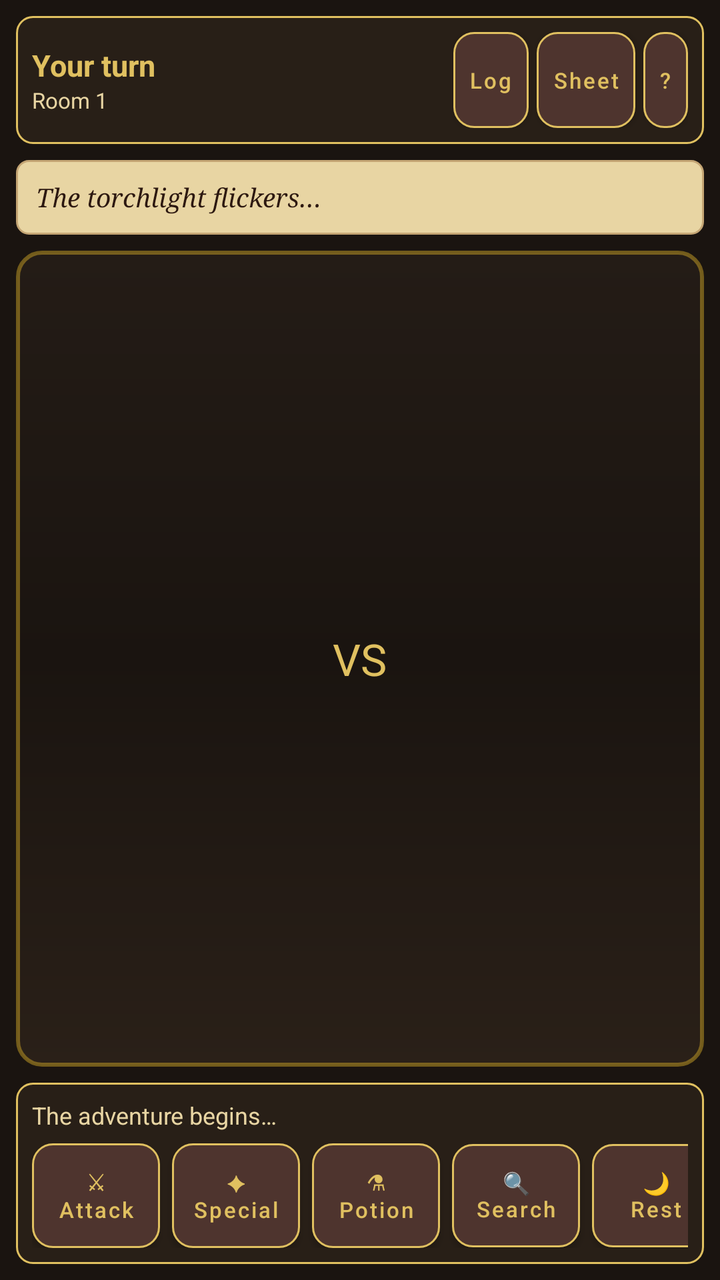
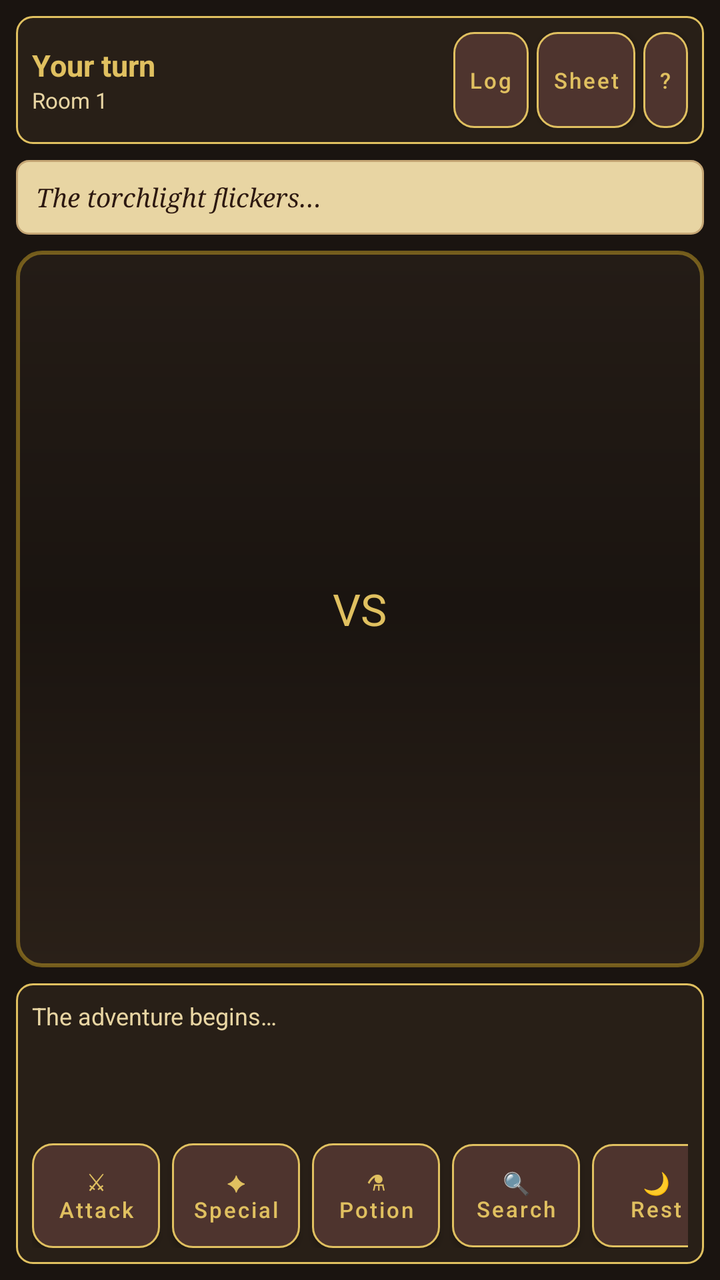

The first picture is an Android layout as it rendered before a commit; the second is the same layout after the commit. The layout source and the unified diff follow.
<!-- AndroidManifest.xml: activity theme Theme.DnDBeginnerRemote -->
<!-- res/layout/activity_main.xml -->
<?xml version="1.0" encoding="utf-8"?>
<RelativeLayout xmlns:android="http://schemas.android.com/apk/res/android"
    android:layout_width="match_parent"
    android:layout_height="match_parent"
    android:background="@color/dungeon_bg"
    android:padding="8dp">

    
    <LinearLayout
        android:id="@+id/topBar"
        android:layout_width="match_parent"
        android:layout_height="wrap_content"
        android:layout_alignParentTop="true"
        android:orientation="horizontal"
        android:gravity="center_vertical"
        android:background="@drawable/bg_dungeon_panel"
        android:padding="8dp">

        <LinearLayout
            android:layout_width="0dp"
            android:layout_height="wrap_content"
            android:layout_weight="1"
            android:orientation="vertical">

            <TextView
                android:id="@+id/turnBanner"
                android:layout_width="match_parent"
                android:layout_height="wrap_content"
                android:text="Your turn"
                android:textColor="@color/gold"
                android:textStyle="bold"
                android:textSize="15sp" />

            <TextView
                android:id="@+id/playerStatusText"
                android:layout_width="match_parent"
                android:layout_height="wrap_content"
                android:text="Room 1"
                android:textColor="@color/parchment"
                android:textSize="11sp"
                android:maxLines="1"
                android:ellipsize="end" />
        </LinearLayout>

        <Button
            android:id="@+id/btnJournal"
            style="@style/Widget.DnD.ActionButton"
            android:layout_width="wrap_content"
            android:layout_height="wrap_content"
            android:minWidth="0dp"
            android:text="Log"
            android:textSize="11sp"
            android:maxLines="1" />

        <Button
            android:id="@+id/btnSheet"
            style="@style/Widget.DnD.ActionButton"
            android:layout_width="wrap_content"
            android:layout_height="wrap_content"
            android:minWidth="0dp"
            android:layout_marginStart="4dp"
            android:text="Sheet"
            android:textSize="11sp"
            android:maxLines="1" />

        <Button
            android:id="@+id/btnHelp"
            style="@style/Widget.DnD.ActionButton"
            android:layout_width="wrap_content"
            android:layout_height="wrap_content"
            android:minWidth="0dp"
            android:layout_marginStart="4dp"
            android:text="?"
            android:textSize="11sp"
            android:maxLines="1" />
    </LinearLayout>

    
    <TextView
        android:id="@+id/roomDescText"
        android:layout_width="match_parent"
        android:layout_height="wrap_content"
        android:layout_below="@id/topBar"
        android:layout_marginTop="8dp"
        android:background="@drawable/bg_parchment"
        android:padding="10dp"
        android:text="The torchlight flickers…"
        android:textColor="@color/ink"
        android:textSize="13sp"
        android:fontFamily="serif"
        android:textStyle="italic"
        android:maxLines="3"
        android:ellipsize="end" />

    
    <LinearLayout
        android:id="@+id/battleArena"
        android:layout_width="match_parent"
        android:layout_height="match_parent"
        android:layout_below="@id/roomDescText"
        android:layout_above="@id/bottomControls"
        android:layout_marginTop="8dp"
        android:layout_marginBottom="8dp"
        android:orientation="horizontal"
        android:padding="12dp"
        android:gravity="center"
        android:background="@drawable/bg_battle_stage">

        <LinearLayout
            android:id="@+id/partyColumn"
            android:layout_width="0dp"
            android:layout_height="match_parent"
            android:layout_weight="1"
            android:orientation="vertical"
            android:gravity="center_vertical|start" />

        <TextView
            android:layout_width="wrap_content"
            android:layout_height="wrap_content"
            android:text="VS"
            android:textSize="22sp"
            android:textColor="@color/gold"
            android:padding="6dp" />

        <LinearLayout
            android:id="@+id/enemyColumn"
            android:layout_width="0dp"
            android:layout_height="match_parent"
            android:layout_weight="1"
            android:orientation="vertical"
            android:gravity="center_vertical|end" />
    </LinearLayout>

    
    <LinearLayout
        android:id="@+id/bottomControls"
        android:layout_width="match_parent"
        android:layout_height="wrap_content"
        android:layout_alignParentBottom="true"
        android:orientation="vertical"
        android:background="@drawable/bg_dungeon_panel"
        android:padding="8dp">

        <TextView
            android:id="@+id/combatLogText"
            android:layout_width="match_parent"
            android:layout_height="wrap_content"
            android:text="The adventure begins…"
            android:textColor="@color/parchment"
            android:textSize="12sp"
            android:maxLines="2"
            android:ellipsize="end"
            android:paddingBottom="6dp" />

        
        <LinearLayout
            android:id="@+id/chatRow"
            android:layout_width="match_parent"
            android:layout_height="wrap_content"
            android:orientation="horizontal"
            android:visibility="gone">
            <EditText
                android:id="@+id/chatInput"
                android:layout_width="0dp"
                android:layout_height="wrap_content"
                android:layout_weight="1"
                android:hint="Say something…"
                android:textColor="@color/parchment"
                android:textColorHint="#80E8D5A3"
                android:textSize="12sp" />
            <Button
                android:id="@+id/btnSendChat"
                style="@style/Widget.DnD.ActionButton"
                android:layout_width="wrap_content"
                android:layout_height="40dp"
                android:text="Send" />
        </LinearLayout>

        <HorizontalScrollView
            android:layout_width="match_parent"
            android:layout_height="wrap_content"
            android:scrollbars="none">
            <LinearLayout
                android:layout_width="wrap_content"
                android:layout_height="wrap_content"
                android:orientation="horizontal"
                android:gravity="center">

                <Button
                    android:id="@+id/btnAttack"
                    style="@style/Widget.DnD.ActionButton"
                    android:layout_width="wrap_content"
                    android:layout_height="wrap_content"
                    android:minWidth="64dp"
                    android:text="⚔&#10;Attack"
                    android:textSize="11sp"
                    android:layout_marginEnd="6dp" />
                <Button
                    android:id="@+id/btnSpecial"
                    style="@style/Widget.DnD.ActionButton"
                    android:layout_width="wrap_content"
                    android:layout_height="wrap_content"
                    android:minWidth="64dp"
                    android:text="✦&#10;Special"
                    android:textSize="11sp"
                    android:layout_marginEnd="6dp" />
                <Button
                    android:id="@+id/btnHeal"
                    style="@style/Widget.DnD.ActionButton"
                    android:layout_width="wrap_content"
                    android:layout_height="wrap_content"
                    android:minWidth="64dp"
                    android:text="⚗&#10;Potion"
                    android:textSize="11sp"
                    android:layout_marginEnd="6dp" />
                <Button
                    android:id="@+id/btnInteract"
                    style="@style/Widget.DnD.ActionButton"
                    android:layout_width="wrap_content"
                    android:layout_height="wrap_content"
                    android:minWidth="64dp"
                    android:text="🔍&#10;Search"
                    android:textSize="11sp"
                    android:layout_marginEnd="6dp" />
                <Button
                    android:id="@+id/btnRest"
                    style="@style/Widget.DnD.ActionButton"
                    android:layout_width="wrap_content"
                    android:layout_height="wrap_content"
                    android:minWidth="64dp"
                    android:text="🌙&#10;Rest"
                    android:textSize="11sp"
                    android:layout_marginEnd="6dp" />
                <Button
                    android:id="@+id/btnReset"
                    style="@style/Widget.DnD.ActionButton"
                    android:layout_width="wrap_content"
                    android:layout_height="wrap_content"
                    android:minWidth="64dp"
                    android:text="Reset"
                    android:textSize="11sp"
                    android:visibility="gone" />
                
                <Button android:id="@+id/id_spacer1" android:layout_width="0dp" android:layout_height="0dp" android:visibility="gone" />
            </LinearLayout>
        </HorizontalScrollView>
    </LinearLayout>

    
    <ScrollView
        android:id="@+id/logScrollView"
        android:layout_width="0dp"
        android:layout_height="0dp"
        android:visibility="gone" />
</RelativeLayout>
<!-- resources referenced by this layout -->
<resources>
  <color name="dungeon_bg">#FF1A1410</color>
  <color name="gold">#FFE0C060</color>
  <color name="ink">#FF2C1810</color>
  <color name="parchment">#FFE8D5A3</color>
  <!-- drawable bg_battle_stage (drawable) -->
  <?xml version="1.0" encoding="utf-8"?>
  <shape xmlns:android="http://schemas.android.com/apk/res/android" android:shape="rectangle">
      <gradient
          android:startColor="#FF241C16"
          android:centerColor="#FF1A1410"
          android:endColor="#FF2A2018"
          android:angle="270"/>
      <stroke android:width="2dp" android:color="#80C9A227"/>
      <corners android:radius="12dp"/>
  </shape>
  <!-- drawable bg_dungeon_panel (drawable) -->
  <?xml version="1.0" encoding="utf-8"?>
  <shape xmlns:android="http://schemas.android.com/apk/res/android" android:shape="rectangle">
      <solid android:color="@color/dungeon_panel"/>
      <stroke android:width="1dp" android:color="@color/gold"/>
      <corners android:radius="8dp"/>
  </shape>
  <!-- drawable bg_parchment (drawable) -->
  <?xml version="1.0" encoding="utf-8"?>
  <shape xmlns:android="http://schemas.android.com/apk/res/android" android:shape="rectangle">
      <solid android:color="@color/parchment"/>
      <stroke android:width="1dp" android:color="@color/parchment_dark"/>
      <corners android:radius="6dp"/>
  </shape>
  <style name="Widget.DnD.ActionButton" parent="Widget.MaterialComponents.Button">
          <item name="android:background">@drawable/bg_action_btn</item>
          <item name="android:textColor">@color/gold</item>
          <item name="android:textAllCaps">false</item>
          <item name="android:textSize">11sp</item>
          <item name="android:minWidth">0dp</item>
          <item name="android:minHeight">48dp</item>
          <item name="android:paddingStart">8dp</item>
          <item name="android:paddingEnd">8dp</item>
          <item name="android:paddingTop">6dp</item>
          <item name="android:paddingBottom">6dp</item>
          <item name="android:gravity">center</item>
          <item name="android:maxLines">2</item>
          <item name="backgroundTint">@null</item>
      </style>
  <style name="Theme.DnDBeginnerRemote" parent="Theme.MaterialComponents.DayNight.NoActionBar">
          <item name="colorPrimary">@color/gold</item>
          <item name="colorPrimaryVariant">@color/purple_700</item>
          <item name="colorOnPrimary">@color/ink</item>
          <item name="colorSecondary">@color/parchment_dark</item>
          <item name="colorSecondaryVariant">@color/stone</item>
          <item name="colorOnSecondary">@color/parchment</item>
          <item name="android:statusBarColor">@color/dungeon_bg</item>
          <item name="android:windowBackground">@color/dungeon_bg</item>
          <item name="android:navigationBarColor">@color/dungeon_bg</item>
          <item name="android:textColorPrimary">@color/parchment</item>
          
      </style>
  <color name="dungeon_panel">#E62A2118</color>
  <color name="parchment_dark">#FFC4A574</color>
  <color name="purple_700">#FF3E2723</color>
  <color name="stone">#FF3A322C</color>
  <!-- unchanged entries left out for length: 1 -->
</resources>

<!-- the commit's change to res/layout/activity_main.xml (unified diff, before → after) -->
@@ -141,16 +141,23 @@
         android:background="@drawable/bg_dungeon_panel"
         android:padding="8dp">
 
-        <TextView
-            android:id="@+id/combatLogText"
+        <ScrollView
+            android:id="@+id/combatLogScroll"
             android:layout_width="match_parent"
-            android:layout_height="wrap_content"
-            android:text="The adventure begins…"
-            android:textColor="@color/parchment"
-            android:textSize="12sp"
-            android:maxLines="2"
-            android:ellipsize="end"
-            android:paddingBottom="6dp" />
+            android:layout_height="72dp"
+            android:fillViewport="true"
+            android:scrollbars="vertical"
+            android:fadeScrollbars="false"
+            android:paddingBottom="6dp">
+            <TextView
+                android:id="@+id/combatLogText"
+                android:layout_width="match_parent"
+                android:layout_height="wrap_content"
+                android:text="The adventure begins…"
+                android:textColor="@color/parchment"
+                android:textSize="12sp"
+                android:lineSpacingExtra="2dp" />
+        </ScrollView>
 
         
         <LinearLayout
@@ -252,4 +259,82 @@
         android:layout_width="0dp"
         android:layout_height="0dp"
         android:visibility="gone" />
+
+    <include
+        layout="@layout/overlay_dice"
+        android:layout_width="match_parent"
+        android:layout_height="match_parent" />
 </RelativeLayout>
+<!-- res/layout/overlay_dice.xml (included above) -->
+<?xml version="1.0" encoding="utf-8"?>
+<FrameLayout xmlns:android="http://schemas.android.com/apk/res/android"
+    android:id="@+id/diceOverlayRoot"
+    android:layout_width="match_parent"
+    android:layout_height="match_parent"
+    android:clickable="false"
+    android:focusable="false"
+    android:visibility="gone">
+
+    <LinearLayout
+        android:layout_width="wrap_content"
+        android:layout_height="wrap_content"
+        android:layout_gravity="center"
+        android:orientation="vertical"
+        android:gravity="center_horizontal"
+        android:background="@drawable/bg_dice_panel"
+        android:padding="16dp"
+        android:elevation="8dp"
+        android:minWidth="200dp">
+
+        <TextView
+            android:id="@+id/diceTitle"
+            android:layout_width="wrap_content"
+            android:layout_height="wrap_content"
+            android:text="Attack Roll"
+            android:textColor="@color/gold"
+            android:textStyle="bold"
+            android:textSize="14sp"
+            android:paddingBottom="8dp" />
+
+        <LinearLayout
+            android:layout_width="wrap_content"
+            android:layout_height="wrap_content"
+            android:orientation="horizontal"
+            android:gravity="center">
+
+            <TextView
+                android:id="@+id/diceD20"
+                android:layout_width="64dp"
+                android:layout_height="64dp"
+                android:gravity="center"
+                android:background="@drawable/bg_die_face"
+                android:text="d20"
+                android:textColor="@color/parchment"
+                android:textSize="22sp"
+                android:textStyle="bold"
+                android:layout_marginEnd="10dp" />
+
+            <TextView
+                android:id="@+id/diceDamage"
+                android:layout_width="64dp"
+                android:layout_height="64dp"
+                android:gravity="center"
+                android:background="@drawable/bg_die_face"
+                android:text="—"
+                android:textColor="@color/parchment"
+                android:textSize="18sp"
+                android:textStyle="bold"
+                android:visibility="gone" />
+        </LinearLayout>
+
+        <TextView
+            android:id="@+id/diceSummary"
+            android:layout_width="wrap_content"
+            android:layout_height="wrap_content"
+            android:layout_marginTop="10dp"
+            android:gravity="center"
+            android:maxWidth="260dp"
+            android:textColor="@color/parchment"
+            android:textSize="12sp" />
+    </LinearLayout>
+</FrameLayout>
<!-- resource entries referenced after the edit -->
@@ -14,6 +14,20 @@
           android:angle="270"/>
       <stroke android:width="2dp" android:color="#80C9A227"/>
       <corners android:radius="12dp"/>
+  </shape>
+  <!-- drawable bg_dice_panel (drawable) -->
+  <?xml version="1.0" encoding="utf-8"?>
+  <shape xmlns:android="http://schemas.android.com/apk/res/android" android:shape="rectangle">
+      <solid android:color="#F22A2118"/>
+      <stroke android:width="2dp" android:color="@color/gold"/>
+      <corners android:radius="14dp"/>
+  </shape>
+  <!-- drawable bg_die_face (drawable) -->
+  <?xml version="1.0" encoding="utf-8"?>
+  <shape xmlns:android="http://schemas.android.com/apk/res/android" android:shape="rectangle">
+      <solid android:color="#FF3E2723"/>
+      <stroke android:width="2dp" android:color="@color/gold"/>
+      <corners android:radius="8dp"/>
   </shape>
   <!-- drawable bg_dungeon_panel (drawable) -->
   <?xml version="1.0" encoding="utf-8"?>
